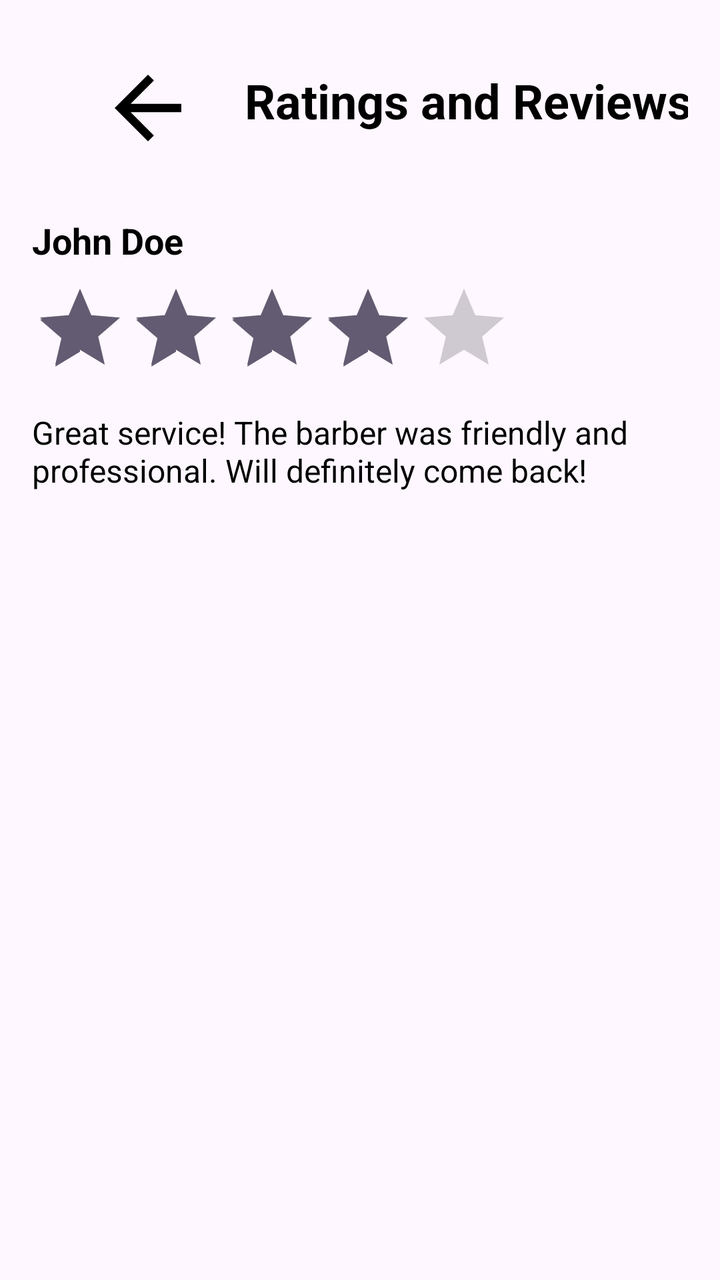
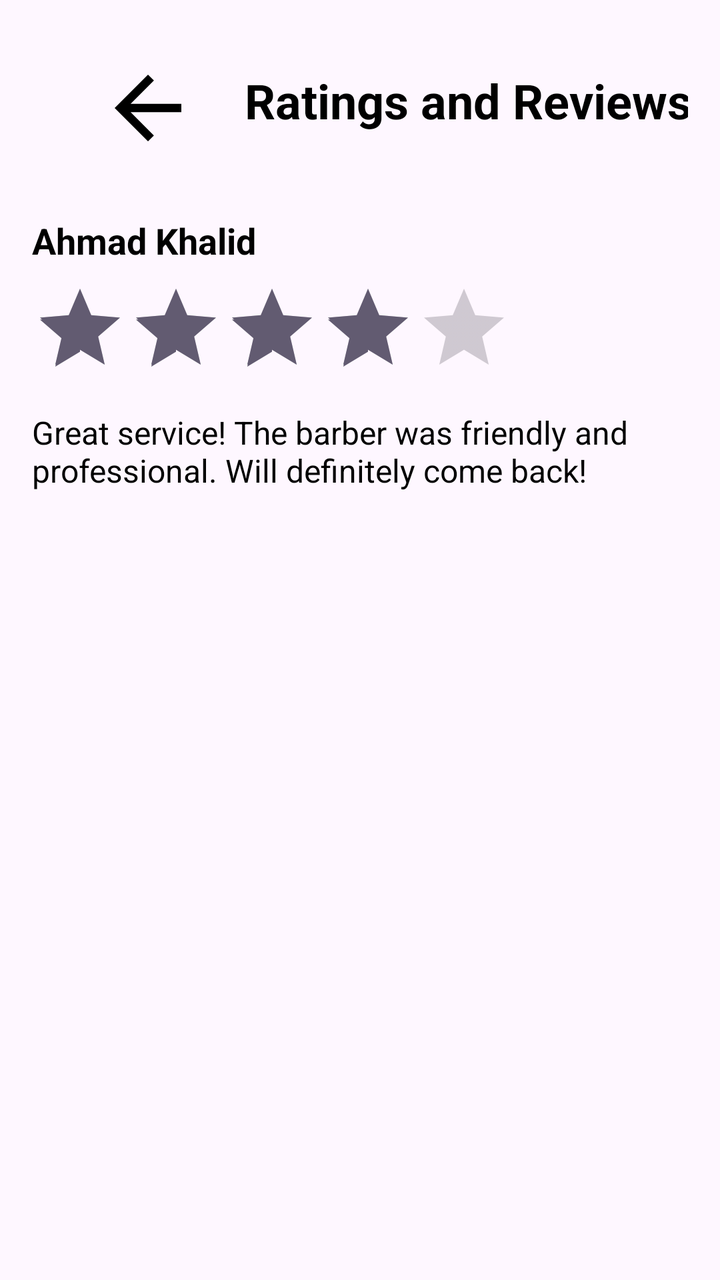

Compare the two renders of this Android layout. The source of the first and the diff that turns it into the second are given below.
<!-- AndroidManifest.xml: application theme Theme.Haircut -->
<!-- res/layout/fragment_view_ratings_page.xml -->
<?xml version="1.0" encoding="utf-8"?>
<androidx.constraintlayout.widget.ConstraintLayout xmlns:android="http://schemas.android.com/apk/res/android"
    xmlns:app="http://schemas.android.com/apk/res-auto"
    xmlns:tools="http://schemas.android.com/tools"
    android:layout_width="match_parent"
    android:layout_height="match_parent"
    android:padding="16dp"
    tools:context=".frontend.fragment_view_ratings">

    
    <ImageButton
        android:id="@+id/btnGoBack"
        android:layout_width="100dp"
        android:layout_height="60dp"
        android:background="@android:color/transparent"
        android:src="@drawable/baseline_arrow_back_24"
        android:contentDescription="@string/go_back_button"
        app:layout_constraintTop_toTopOf="parent"
        app:layout_constraintStart_toStartOf="parent"
        android:layout_margin="8dp" />

    
    <TextView
        android:id="@+id/tvTitle"
        android:layout_width="wrap_content"
        android:layout_height="wrap_content"
        android:text="@string/ratings_and_reviews"
        android:textSize="24sp"
        android:textStyle="bold"
        android:textColor="@android:color/black"
        app:layout_constraintTop_toTopOf="parent"
        app:layout_constraintStart_toEndOf="@id/btnGoBack"
        app:layout_constraintEnd_toEndOf="parent"
        app:layout_constraintBottom_toBottomOf="@id/btnGoBack" />

    
    <LinearLayout
        android:id="@+id/ratingLayout"
        android:layout_width="match_parent"
        android:layout_height="wrap_content"
        android:orientation="vertical"
        android:paddingTop="24dp"
        app:layout_constraintTop_toBottomOf="@id/btnGoBack"
        app:layout_constraintStart_toStartOf="parent"
        app:layout_constraintEnd_toEndOf="parent">

        
        <TextView
            android:id="@+id/tvUserName"
            android:layout_width="wrap_content"
            android:layout_height="wrap_content"
            android:text="@string/first_reviewer"
            android:textSize="18sp"
            android:textStyle="bold"
            android:textColor="@android:color/black" />

        
        <RatingBar
            android:id="@+id/ratingBar"
            android:layout_width="wrap_content"
            android:layout_height="wrap_content"
            android:numStars="5"
            android:rating="4"
            android:stepSize="1"
            android:isIndicator="true"
            android:layout_marginTop="8dp" />

        
        <TextView
            android:id="@+id/tvReview"
            android:layout_width="wrap_content"
            android:layout_height="wrap_content"
            android:text="@string/first_review"
            android:textSize="16sp"
            android:paddingTop="8dp"
            android:textColor="@android:color/black" />

    </LinearLayout>

</androidx.constraintlayout.widget.ConstraintLayout>
<!-- resources referenced by this layout -->
<resources>
  <!-- drawable baseline_arrow_back_24 (drawable) -->
  <vector xmlns:android="http://schemas.android.com/apk/res/android" android:autoMirrored="true" android:height="50dp" android:tint="#000000" android:viewportHeight="24" android:viewportWidth="24" android:width="50dp">
        
      <path android:fillColor="@android:color/white" android:pathData="M20,11H7.83l5.59,-5.59L12,4l-8,8 8,8 1.41,-1.41L7.83,13H20v-2z"/>
      
  </vector>
  <string name="first_review">Great service! The barber was friendly and professional. Will definitely come back!</string>
  <string name="first_reviewer">John Doe</string>
  <string name="go_back_button">Go back</string>
  <string name="ratings_and_reviews">Ratings and Reviews</string>
  <style name="Theme.Haircut" parent="Base.Theme.Haircut" />
  <style name="Base.Theme.Haircut" parent="Theme.Material3.DayNight.NoActionBar">
          
          
      </style>
</resources>

<!-- the commit's change to res/layout/fragment_view_ratings_page.xml (unified diff, before → after) -->
@@ -5,7 +5,7 @@
     android:layout_width="match_parent"
     android:layout_height="match_parent"
     android:padding="16dp"
-    tools:context=".frontend.fragment_view_ratings">
+    tools:context=".frontend.admin.fragment_view_ratings">
 
     
     <ImageButton
<!-- resource entries referenced after the edit -->
@@ -7,7 +7,7 @@
       
   </vector>
   <string name="first_review">Great service! The barber was friendly and professional. Will definitely come back!</string>
-  <string name="first_reviewer">John Doe</string>
+  <string name="first_reviewer">Ahmad Khalid</string>
   <string name="go_back_button">Go back</string>
   <string name="ratings_and_reviews">Ratings and Reviews</string>
   <style name="Theme.Haircut" parent="Base.Theme.Haircut" />
